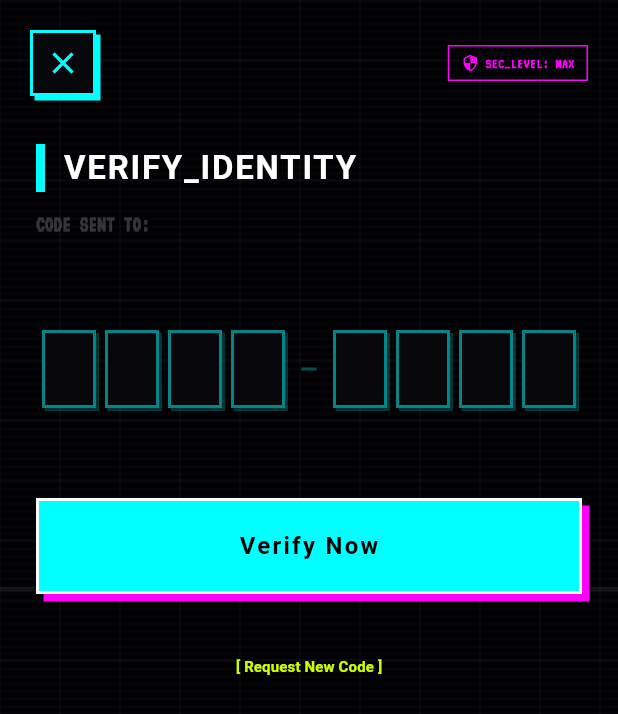
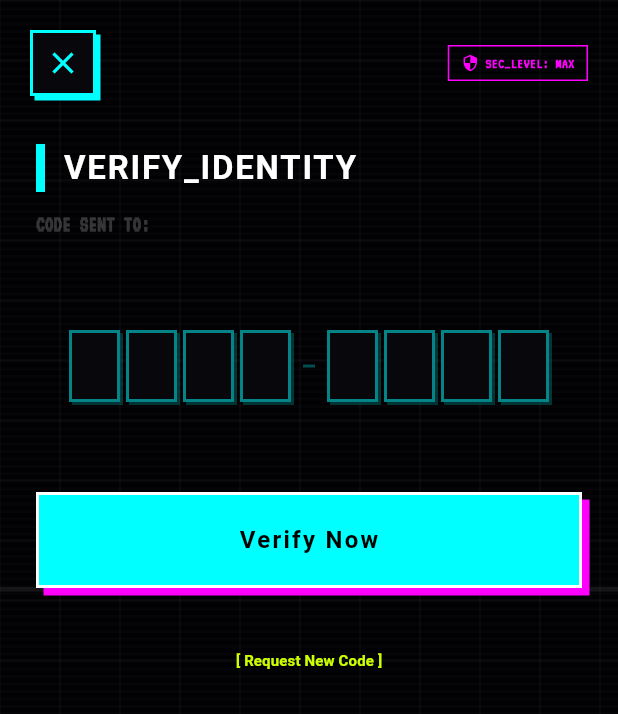
Before and after one commit to VirzaPixel/Alfal-Streaming-Music-Application, a Flutter app: the VerifyOTPScreen screen opened directly with empty values, on a phone screen of 412 x 824 dp. Shown: the top 714 px of the screen. Run offline on Flutter 3.47's test engine with Material 3 defaults, Android fonts, the phone set to English and light mode, and no system bars; drawn by our look-alikes of flutter_animate; our stand-ins replace cached_network_image, flutter_dotenv, flutter_riverpod, google_fonts, image_picker, just_audio and 4 more; missing offline and left inert: cloudinary_public; accounts and stored records are empty; Roboto replaces fonts that are missing (Silkscreen).

Commit message:
version 1.0.3

```diff
--- a/frontend/lib/screens/auth/verify_otp_screen.dart
+++ b/frontend/lib/screens/auth/verify_otp_screen.dart
@@ -147,10 +147,19 @@ class _VerifyOTPScreenState extends ConsumerState<VerifyOTPScreen> with TickerPr
                           child: Stack(
                             alignment: Alignment.center,
                             children: [
+                    // The actual hidden TextField
                     Opacity(
                       opacity: 0,
                       child: SizedBox(
                         width: 1, height: 1,
+                        child: Theme(
+                          data: Theme.of(context).copyWith(
+                            textSelectionTheme: const TextSelectionThemeData(
+                              selectionColor: Colors.transparent,
+                              cursorColor: Colors.transparent,
+                              selectionHandleColor: Colors.transparent,
+                            ),
+                          ),
                           child: TextField(
                             controller: _otpCtrl,
                             focusNode: _focusNode,
@@ -159,8 +168,9 @@ class _VerifyOTPScreenState extends ConsumerState<VerifyOTPScreen> with TickerPr
                             autofocus: true,
                             onChanged: (val) {
                               if (val.length == 8) _verify();
-                                      setState(() {});
+                              setState(() {}); // Rebuild to update boxes
                             },
+                          ),
                         ),
                       ),
                     ),
@@ -175,7 +185,7 @@ class _VerifyOTPScreenState extends ConsumerState<VerifyOTPScreen> with TickerPr
                                         isFocused: _otpCtrl.text.length == i && _focusNode.hasFocus,
                                         cursorAnim: _cursorCtrl,
                                       )),
-                                    Container(margin: const EdgeInsets.symmetric(horizontal: 8), width: 10, height: 2, color: _Y2K.cyan.withOpacity(0.3)),
+                                      Container(margin: const EdgeInsets.symmetric(horizontal: 6), width: 8, height: 2, color: _Y2K.cyan.withOpacity(0.3)),
                                       ...List.generate(4, (i) {
                                         final idx = i + 4;
                                         return _VisualOTPBox(
@@ -244,7 +254,13 @@ class _BrandedHeading extends StatelessWidget {
     children: [
       Container(width: 6, height: 32, color: _Y2K.cyan),
       const SizedBox(width: 12),
-      Expanded(child: Text(text, style: GoogleFonts.silkscreen(fontSize: 22, fontWeight: FontWeight.bold, color: Colors.white, letterSpacing: 1.2))),
+      Expanded(
+        child: FittedBox(
+          fit: BoxFit.scaleDown,
+          alignment: Alignment.centerLeft,
+          child: Text(text.toUpperCase(), style: GoogleFonts.silkscreen(fontSize: 22, fontWeight: FontWeight.bold, color: Colors.white, letterSpacing: 1.2)),
+        ),
+      ),
     ],
   );
 }
@@ -256,13 +272,13 @@ class _VisualOTPBox extends StatelessWidget {
   @override
   Widget build(BuildContext context) {
     return Container(
-      width: 36, height: 52,
-      margin: const EdgeInsets.symmetric(horizontal: 3),
+      width: 34, height: 48,
+      margin: const EdgeInsets.symmetric(horizontal: 2),
       decoration: BoxDecoration(
         color: _Y2K.surface,
         border: Border.all(color: isFocused ? _Y2K.lime : _Y2K.cyan.withOpacity(0.5), width: 2),
         boxShadow: [
-          if (isFocused) const BoxShadow(color: _Y2K.lime, offset: Offset(3, 3))
+          if (isFocused) const BoxShadow(color: _Y2K.lime, offset: Offset(2, 2))
           else BoxShadow(color: _Y2K.cyan.withOpacity(0.2), offset: const Offset(2, 2))
         ],
       ),
```
Also changed, not shown: frontend/lib/main.dart (+7 -5 lines), frontend/lib/screens/auth/signup_screen.dart (+113 -61 lines). Lines whose indentation alone changed are shown as unchanged.
